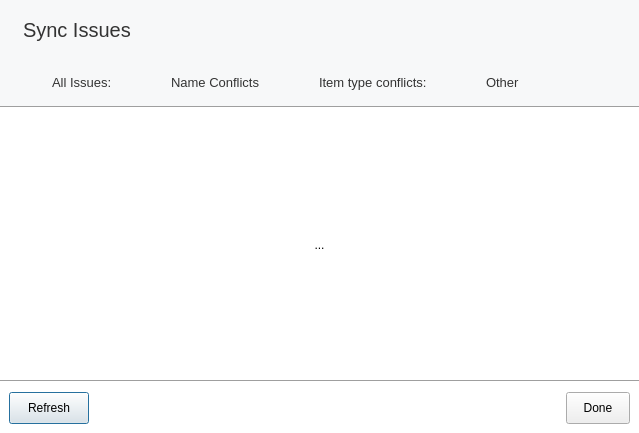
First picture: the form in src/MEGASync/stalled_issues/gui/win/StalledIssuesDialog.ui, repository meganz/MEGAsync, before the edit.
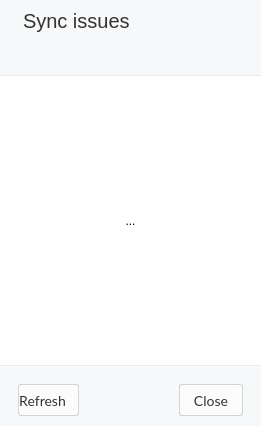
Second picture: the form after the edit. The open tabs and pages were chosen to show the change. Icons and pictures are not drawn. Custom widgets are drawn as their Qt base class.

Commit message: Working on different stalled issues cases

Patch:
```diff
--- a/src/MEGASync/stalled_issues/gui/win/StalledIssuesDialog.ui
+++ b/src/MEGASync/stalled_issues/gui/win/StalledIssuesDialog.ui
@@ -6,8 +6,8 @@
    <rect>
     <x>0</x>
     <y>0</y>
-    <width>639</width>
-    <height>433</height>
+    <width>261</width>
+    <height>426</height>
    </rect>
   </property>
   <property name="windowTitle">
@@ -17,20 +17,7 @@
    <string notr="true">#StalledIssuesDialog
 {
    background-color: #FFFFFF;
-}
-
-#header
-{
-   background-color: #F7F8F9;
-}
-
-
-#title QLabel
-{
-  font-family: &quot;Lato&quot;;
-  font-size:20px;
-  font-weight: 400;
-  color: #333333;
+   border-radius: 12px;
 }
 
 #stalledIssuesList
@@ -39,10 +26,7 @@
    background-color: transparent;
 }
 
-QToolButton
-{
-   border: none;
-}</string>
+</string>
   </property>
   <layout class="QVBoxLayout" name="verticalLayout">
    <property name="spacing">
@@ -62,7 +46,25 @@
    </property>
    <item>
     <widget class="QWidget" name="header" native="true">
+     <property name="styleSheet">
+      <string notr="true">#header
+{
+   background-color: #F7F8F9;
+}
+
+
+#title QLabel
+{
+  font-family: &quot;Lato Semibold&quot;;
+  font-size:20px;
+  font-weight: 400;
+  color: #333333;
+}</string>
+     </property>
      <layout class="QVBoxLayout" name="verticalLayout_3">
+      <property name="spacing">
+       <number>0</number>
+      </property>
       <property name="leftMargin">
        <number>23</number>
       </property>
@@ -80,13 +82,13 @@
         <property name="minimumSize">
          <size>
           <width>0</width>
-          <height>60</height>
+          <height>42</height>
          </size>
         </property>
         <property name="maximumSize">
          <size>
           <width>16777215</width>
-          <height>60</height>
+          <height>42</height>
          </size>
         </property>
         <layout class="QHBoxLayout" name="horizontalLayout">
@@ -108,7 +110,7 @@
          <item>
           <widget class="QLabel" name="titleLabel">
            <property name="text">
-            <string>Sync Issues</string>
+            <string>Sync issues</string>
            </property>
           </widget>
          </item>
@@ -143,23 +145,7 @@
          </size>
         </property>
         <property name="styleSheet">
-         <string notr="true">#categories QFrame[itsOn=true] 
-{
-	 border-radius: 12px;
-    background: solid white;
-}
-
-#categories QFrame[itsOn=false] 
-{
-	border-radius: 12px;
-	background-color: #EAEBEC;
-}
-
-#categories QLabel
-{
-	color: #333333;
-   font-size: 13px;
-}</string>
+         <string notr="true"/>
         </property>
         <layout class="QHBoxLayout" name="horizontalLayout_3">
          <property name="spacing">
@@ -175,171 +161,79 @@
           <number>0</number>
          </property>
          <item>
-          <widget class="QFrame" name="allIssuesTag">
-           <property name="cursor">
-            <cursorShape>PointingHandCursor</cursorShape>
+          <widget class="StalledIssueTab" name="allIssuesTab">
+           <property name="frameShape">
+            <enum>QFrame::StyledPanel</enum>
            </property>
-           <layout class="QHBoxLayout" name="horizontalLayout_4">
-            <item>
-             <widget class="QLabel" name="allIssuesIcon">
-              <property name="minimumSize">
-               <size>
-                <width>14</width>
-                <height>14</height>
-               </size>
-              </property>
-              <property name="maximumSize">
-               <size>
-                <width>14</width>
-                <height>14</height>
-               </size>
-              </property>
-              <property name="text">
-               <string/>
-              </property>
-             </widget>
-            </item>
-            <item>
-             <widget class="QLabel" name="allIssuesTitle">
-              <property name="text">
-               <string>All Issues:</string>
-              </property>
-             </widget>
-            </item>
-            <item>
-             <widget class="QLabel" name="allIssuesCounter">
-              <property name="text">
-               <string/>
-              </property>
-             </widget>
-            </item>
-           </layout>
+           <property name="frameShadow">
+            <enum>QFrame::Raised</enum>
+           </property>
+           <property name="title" stdset="0">
+            <string>All issues:</string>
+           </property>
+           <property name="filterCriterion" stdset="0">
+            <number>0</number>
+           </property>
+           <property name="iconPrefix" stdset="0">
+            <string notr="true">alert-circle-small</string>
+           </property>
           </widget>
          </item>
          <item>
-          <widget class="QFrame" name="nameTag">
-           <property name="cursor">
-            <cursorShape>PointingHandCursor</cursorShape>
+          <widget class="StalledIssueTab" name="nameConflictsTab">
+           <property name="frameShape">
+            <enum>QFrame::StyledPanel</enum>
            </property>
-           <layout class="QHBoxLayout" name="horizontalLayout_5">
-            <item>
-             <widget class="QLabel" name="nameIcon">
-              <property name="minimumSize">
-               <size>
-                <width>14</width>
-                <height>14</height>
-               </size>
-              </property>
-              <property name="maximumSize">
-               <size>
-                <width>14</width>
-                <height>14</height>
-               </size>
-              </property>
-              <property name="text">
-               <string/>
-              </property>
-             </widget>
-            </item>
-            <item>
-             <widget class="QLabel" name="nameTitle">
-              <property name="text">
-               <string>Name Conflicts</string>
-              </property>
-             </widget>
-            </item>
-            <item>
-             <widget class="QLabel" name="nameCounter">
-              <property name="text">
-               <string/>
-              </property>
-             </widget>
-            </item>
-           </layout>
+           <property name="frameShadow">
+            <enum>QFrame::Raised</enum>
+           </property>
+           <property name="title" stdset="0">
+            <string>Name conflicts:</string>
+           </property>
+           <property name="filterCriterion" stdset="0">
+            <number>1</number>
+           </property>
+           <property name="iconPrefix" stdset="0">
+            <string notr="true">edit-small</string>
+           </property>
           </widget>
          </item>
          <item>
-          <widget class="QFrame" name="itemTypeTag">
-           <property name="cursor">
-            <cursorShape>PointingHandCursor</cursorShape>
+          <widget class="StalledIssueTab" name="itemTypeTab">
+           <property name="frameShape">
+            <enum>QFrame::StyledPanel</enum>
            </property>
-           <layout class="QHBoxLayout" name="horizontalLayout_6">
-            <item>
-             <widget class="QLabel" name="itemTypeIcon">
-              <property name="minimumSize">
-               <size>
-                <width>14</width>
-                <height>14</height>
-               </size>
-              </property>
-              <property name="maximumSize">
-               <size>
-                <width>14</width>
-                <height>14</height>
-               </size>
-              </property>
-              <property name="text">
-               <string/>
-              </property>
-             </widget>
-            </item>
-            <item>
-             <widget class="QLabel" name="itemTypeTitle">
-              <property name="text">
-               <string>Item type conflicts:</string>
-              </property>
-             </widget>
-            </item>
-            <item>
-             <widget class="QLabel" name="itemTypeCounter">
-              <property name="text">
-               <string/>
-              </property>
-             </widget>
-            </item>
-           </layout>
+           <property name="frameShadow">
+            <enum>QFrame::Raised</enum>
+           </property>
+           <property name="title" stdset="0">
+            <string>Item type conflicts:</string>
+           </property>
+           <property name="iconPrefix" stdset="0">
+            <string notr="true">folder-small</string>
+           </property>
+           <property name="filterCriterion" stdset="0">
+            <number>2</number>
+           </property>
           </widget>
          </item>
          <item>
-          <widget class="QFrame" name="otherTag">
-           <property name="cursor">
-            <cursorShape>PointingHandCursor</cursorShape>
+          <widget class="StalledIssueTab" name="otherTab">
+           <property name="frameShape">
+            <enum>QFrame::StyledPanel</enum>
            </property>
-           <layout class="QHBoxLayout" name="horizontalLayout_7">
-            <item>
-             <widget class="QLabel" name="otherIcon">
-              <property name="minimumSize">
-               <size>
-                <width>14</width>
-                <height>14</height>
-               </size>
-              </property>
-              <property name="maximumSize">
-               <size>
-                <width>14</width>
-                <height>14</height>
-               </size>
-              </property>
-              <property name="text">
-               <string/>
-              </property>
-             </widget>
-            </item>
-            <item>
-             <widget class="QLabel" name="otherTitle">
-              <property name="text">
-               <string>Other</string>
-              </property>
-             </widget>
-            </item>
-            <item>
-             <widget class="QLabel" name="otherCounter">
-              <property name="text">
-               <string/>
-              </property>
-             </widget>
-            </item>
-           </layout>
+           <property name="frameShadow">
+            <enum>QFrame::Raised</enum>
+           </property>
+           <property name="title" stdset="0">
+            <string>Other:</string>
+           </property>
+           <property name="iconPrefix" stdset="0">
+            <string notr="true">more-circle-small</string>
+           </property>
+           <property name="filterCriterion" stdset="0">
+            <number>3</number>
+           </property>
           </widget>
          </item>
          <item>
@@ -361,15 +255,28 @@
      </layout>
     </widget>
    </item>
-   <item>
-    <widget class="Line" name="titleLine">
-     <property name="orientation">
-      <enum>Qt::Horizontal</enum>
-     </property>
-    </widget>
-   </item>
    <item>
     <widget class="QStackedWidget" name="TreeViewContainer">
+     <property name="sizePolicy">
+      <sizepolicy hsizetype="Preferred" vsizetype="Expanding">
+       <horstretch>0</horstretch>
+       <verstretch>0</verstretch>
+      </sizepolicy>
+     </property>
+     <property name="styleSheet">
+      <string notr="true">QStackedWidget
+{
+    border-top: 1px solid rgba(0,0,0,0.08);
+    border-bottom: 1px solid rgba(0,0,0,0.08);
+}
+</string>
+     </property>
+     <property name="frameShape">
+      <enum>QFrame::Box</enum>
+     </property>
+     <property name="lineWidth">
+      <number>0</number>
+     </property>
      <property name="currentIndex">
       <number>0</number>
      </property>
@@ -434,8 +341,29 @@
      </widget>
      <widget class="QWidget" name="EmptyViewContainerPage">
       <layout class="QGridLayout" name="gridLayout">
+       <property name="leftMargin">
+        <number>0</number>
+       </property>
+       <property name="topMargin">
+        <number>0</number>
+       </property>
+       <property name="rightMargin">
+        <number>0</number>
+       </property>
+       <property name="bottomMargin">
+        <number>0</number>
+       </property>
+       <property name="spacing">
+        <number>0</number>
+       </property>
        <item row="0" column="0">
         <widget class="QToolButton" name="toolButton">
+         <property name="styleSheet">
+          <string notr="true">QToolButton
+{
+    border:none;
+}</string>
+         </property>
          <property name="text">
           <string>...</string>
          </property>
@@ -455,16 +383,57 @@
      </widget>
     </widget>
    </item>
-   <item>
-    <widget class="Line" name="footerLLine">
-     <property name="orientation">
-      <enum>Qt::Horizontal</enum>
-     </property>
-    </widget>
-   </item>
    <item>
     <widget class="QWidget" name="footer" native="true">
+     <property name="minimumSize">
+      <size>
+       <width>0</width>
+       <height>60</height>
+      </size>
+     </property>
+     <property name="maximumSize">
+      <size>
+       <width>16777215</width>
+       <height>60</height>
+      </size>
+     </property>
+     <property name="styleSheet">
+      <string notr="true">#footer
+{
+    background-color: #F7F8F9;
+}
+
+QPushButton
+{
+    font-family: Lato;
+    font-size: 14px;
+    color: #333333;
+    background-color: #FCFCFC;
+    border-radius: 3px;
+    border: 1px solid rgba(0,0,0, 0.15);
+}
+
+#updateButton
+{
+    padding-right: 12px;
+}</string>
+     </property>
      <layout class="QHBoxLayout" name="horizontalLayout_2">
+      <property name="spacing">
+       <number>0</number>
+      </property>
+      <property name="leftMargin">
+       <number>18</number>
+      </property>
+      <property name="topMargin">
+       <number>18</number>
+      </property>
+      <property name="rightMargin">
+       <number>18</number>
+      </property>
+      <property name="bottomMargin">
+       <number>14</number>
+      </property>
       <item>
        <widget class="QPushButton" name="updateButton">
         <property name="minimumSize">
@@ -522,7 +491,7 @@
          </size>
         </property>
         <property name="text">
-         <string>Done</string>
+         <string>Close</string>
         </property>
        </widget>
       </item>
@@ -537,6 +506,12 @@
    <extends>QTreeView</extends>
    <header>StalledIssuesView.h</header>
   </customwidget>
+  <customwidget>
+   <class>StalledIssueTab</class>
+   <extends>QFrame</extends>
+   <header>gui/StalledIssueTab.h</header>
+   <container>1</container>
+  </customwidget>
  </customwidgets>
  <resources/>
  <connections/>
```
Left out of the diff: 18 changed lines with no effect on the pictures. The commit also changes 71 other files.
